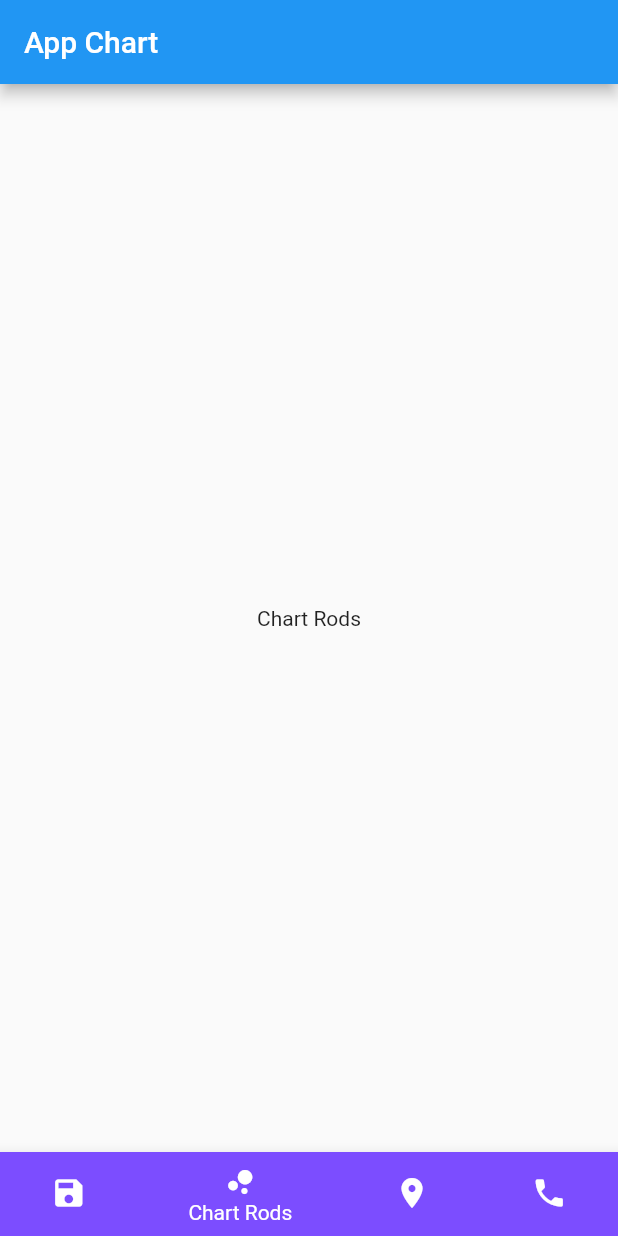
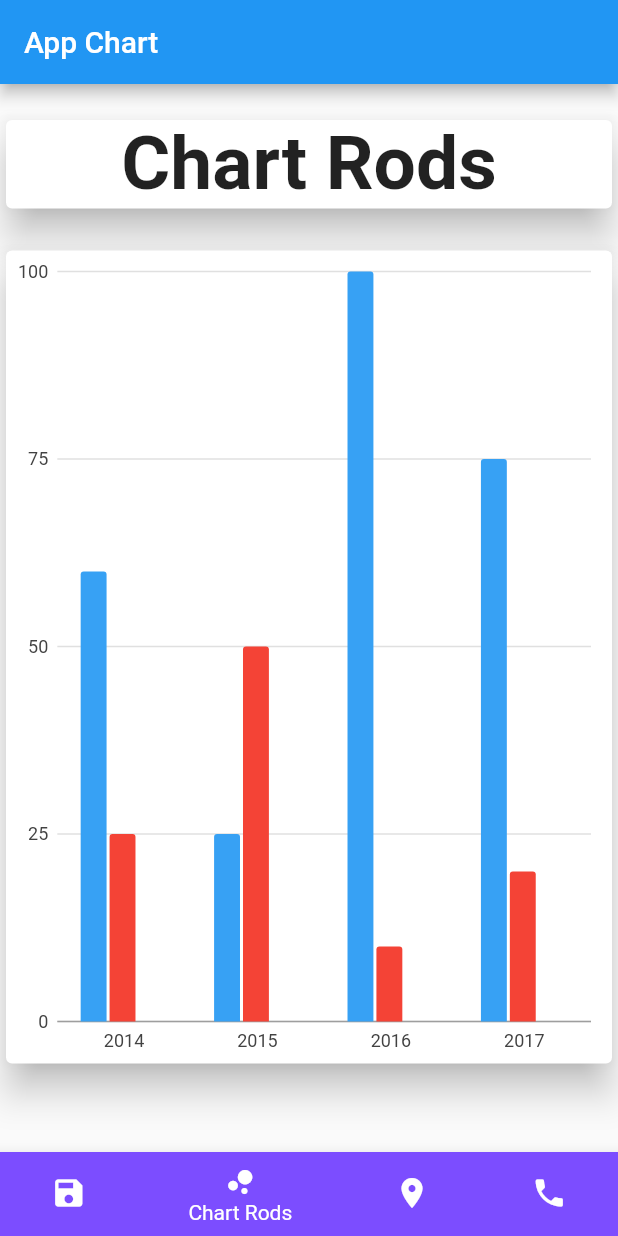
Before and after one commit to witawat2540/flutter_chart, a Flutter app: the screen it shows after launch, item 2 of the bottom bar chosen, on a phone screen of 412 x 824 dp. Run offline on Flutter 3.47's test engine with Material 2 defaults, Android fonts, the phone set to English and light mode, and no system bars; our stand-ins replace charts_flutter.

Commit message:
set charts

```diff
--- /dev/null
+++ b/lib/chart_rods.dart
@@ -0,0 +1,127 @@
+/// Bar chart example
+import 'package:flutter/material.dart';
+import 'package:charts_flutter/flutter.dart' as charts;
+
+/// Example of a grouped bar chart with three series, each rendered with
+/// different fill colors.
+class GroupedFillColorBarChart extends StatelessWidget {
+  final List<charts.Series> seriesList;
+  final bool animate;
+
+  GroupedFillColorBarChart(this.seriesList, {this.animate});
+
+  factory GroupedFillColorBarChart.withSampleData() {
+    return new GroupedFillColorBarChart(
+      _createSampleData(),
+      // Disable animations for image tests.
+      animate: true,
+    );
+  }
+
+  @override
+  Widget build(BuildContext context) {
+    return Container(
+        child: ListView(
+      children: [
+        SizedBox(height: 20,),
+        Card(
+          elevation: 10.0,
+          child: Row(
+            mainAxisAlignment: MainAxisAlignment.center,
+            children: [
+              Text(
+                'Chart Rods',
+                style: TextStyle(fontSize: 50, fontWeight: FontWeight.bold),
+              )
+            ],
+          ),
+        ),
+        SizedBox(
+          height: 20,
+        ),
+        Container(
+          alignment: Alignment.center,
+          child: Card(
+            elevation: 10.0,
+            child: charts.BarChart(
+              seriesList,
+              animate: animate,
+              // Configure a stroke width to enable borders on the bars.
+              defaultRenderer: new charts.BarRendererConfig(
+                  groupingType: charts.BarGroupingType.grouped,
+                  strokeWidthPx: 2.0),
+            ),
+          ),
+          height: 550,
+          width: 200,
+        )
+      ],
+    ));
+  }
+
+  /// Create series list with multiple series
+  static List<charts.Series<OrdinalSales, String>> _createSampleData() {
+    final desktopSalesData = [
+      new OrdinalSales('2014', 60),
+      new OrdinalSales('2015', 25),
+      new OrdinalSales('2016', 100),
+      new OrdinalSales('2017', 75),
+    ];
+
+    final tableSalesData = [
+      new OrdinalSales('2014', 25),
+      new OrdinalSales('2015', 50),
+      new OrdinalSales('2016', 10),
+      new OrdinalSales('2017', 20),
+    ];
+
+    final mobileSalesData = [
+      new OrdinalSales('2014', 10),
+      new OrdinalSales('2015', 50),
+      new OrdinalSales('2016', 50),
+      new OrdinalSales('2017', 45),
+    ];
+
+    return [
+      // Blue bars with a lighter center color.
+      new charts.Series<OrdinalSales, String>(
+        id: 'Desktop',
+        domainFn: (OrdinalSales sales, _) => sales.year,
+        measureFn: (OrdinalSales sales, _) => sales.sales,
+        data: desktopSalesData,
+        colorFn: (_, __) => charts.MaterialPalette.blue.shadeDefault,
+        fillColorFn: (_, __) =>
+            charts.MaterialPalette.blue.shadeDefault.lighter,
+
+      ),
+      // Solid red bars. Fill color will default to the series color if no
+      // fillColorFn is configured.
+      new charts.Series<OrdinalSales, String>(
+        id: 'Tablet',
+        measureFn: (OrdinalSales sales, _) => sales.sales,
+        data: tableSalesData,
+        colorFn: (_, __) => charts.MaterialPalette.red.shadeDefault,
+        domainFn: (OrdinalSales sales, _) => sales.year,
+
+      ),
+      // Hollow green bars.
+      new charts.Series<OrdinalSales, String>(
+        id: 'Mobile',
+        domainFn: (OrdinalSales sales, _) => sales.year,
+        measureFn: (OrdinalSales sales, _) => sales.sales,
+        data: mobileSalesData,
+        colorFn: (_, __) => charts.MaterialPalette.green.shadeDefault,
+        fillColorFn: (_, __) => charts.MaterialPalette.transparent,
+
+      ),
+    ];
+  }
+}
+
+/// Sample ordinal data type.
+class OrdinalSales {
+  final String year;
+  final int sales;
+
+  OrdinalSales(this.year, this.sales);
+}
--- a/lib/main.dart
+++ b/lib/main.dart
@@ -2,6 +2,10 @@ import 'package:charts_flutter/flutter.dart';
 import 'package:flutter/cupertino.dart';
 import 'package:flutter/material.dart';
 import 'package:flutter_day4/chart_line.dart';
+
+import 'Chart_blend.dart';
+import 'Chart_circie.dart';
+import 'chart_rods.dart';
 
 void main() {
   runApp(MyApp());
@@ -34,21 +38,9 @@ class _MyHomePageState extends State<MyHomePage> {
       child: StackedAreaLineChart.withSampleData(),
       padding: EdgeInsets.only(left: 10, right: 10, top: 20, bottom: 20),
     ),
-    Container(
-      child: Center(
-        child: Text("Chart Rods"),
-      ),
-    ),
-    Container(
-      child: Center(
-        child: Text("Chart circle"),
-      ),
-    ),
-    Container(
-      child: Center(
-        child: Text("Chart Blend"),
-      ),
-    )
+    GroupedFillColorBarChart.withSampleData(),
+    DonutAutoLabelChart.withSampleData(),
+    NumericComboLineBarChart.withSampleData(),
   ];
 
   void _onItemTapped(int index) {
```
Also changed, not shown: lib/Chart_blend.dart (added, +93 -0 lines), lib/Chart_circie.dart (added, +92 -0 lines), lib/chart_line.dart (line endings or trailing spaces).
